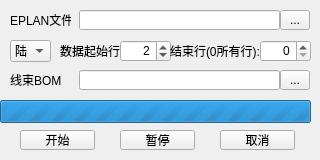
Before: the Qt Designer form ui/WireConvertForm.ui in LeeZhang1979/UniTools, drawn with Qt 5.
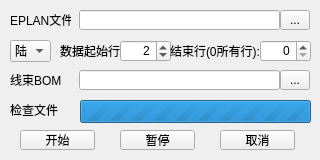
After: the same form once the commit is applied.

Commit message: add style and check empty

What changed in the file:
```diff
--- a/ui/WireConvertForm.ui
+++ b/ui/WireConvertForm.ui
@@ -253,9 +253,9 @@
   <widget class="QProgressBar" name="progressBar">
    <property name="geometry">
     <rect>
-     <x>0</x>
+     <x>80</x>
      <y>100</y>
-     <width>311</width>
+     <width>231</width>
      <height>23</height>
     </rect>
    </property>
@@ -266,6 +266,22 @@
     <number>0</number>
    </property>
   </widget>
+  <widget class="QLabel" name="lblProgress">
+   <property name="geometry">
+    <rect>
+     <x>10</x>
+     <y>100</y>
+     <width>61</width>
+     <height>20</height>
+    </rect>
+   </property>
+   <property name="text">
+    <string>检查文件</string>
+   </property>
+   <property name="buddy">
+    <cstring>lineEOFile</cstring>
+   </property>
+  </widget>
  </widget>
  <tabstops>
   <tabstop>lineEIFile</tabstop>
```
The commit also changes 2 other files.
